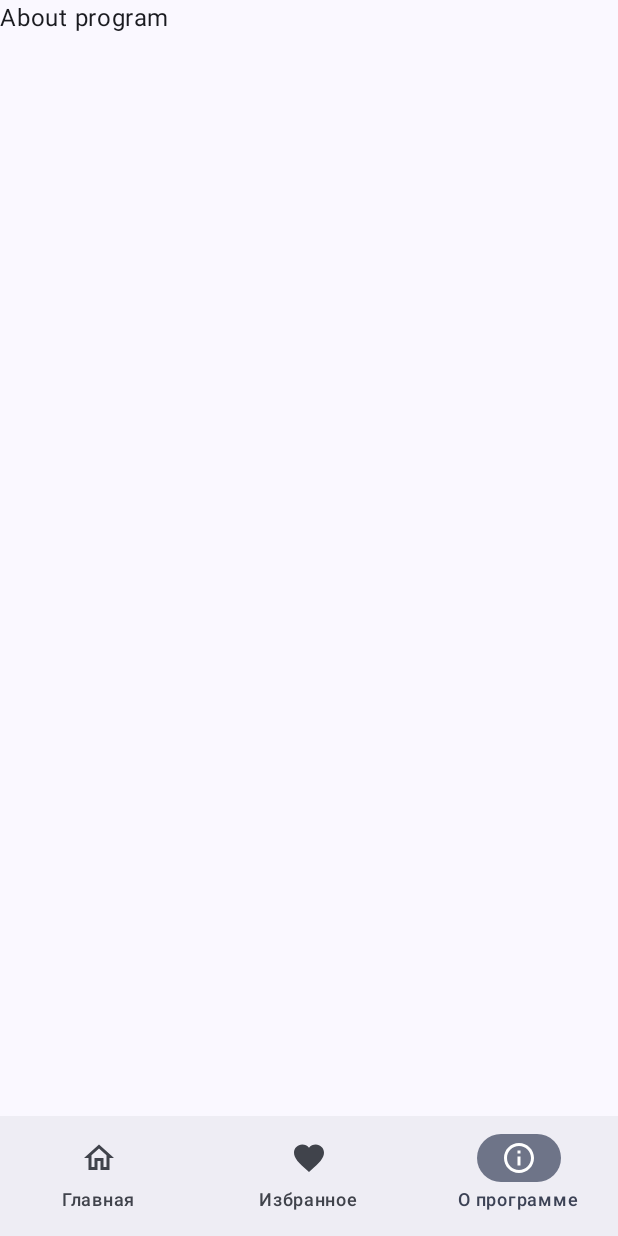
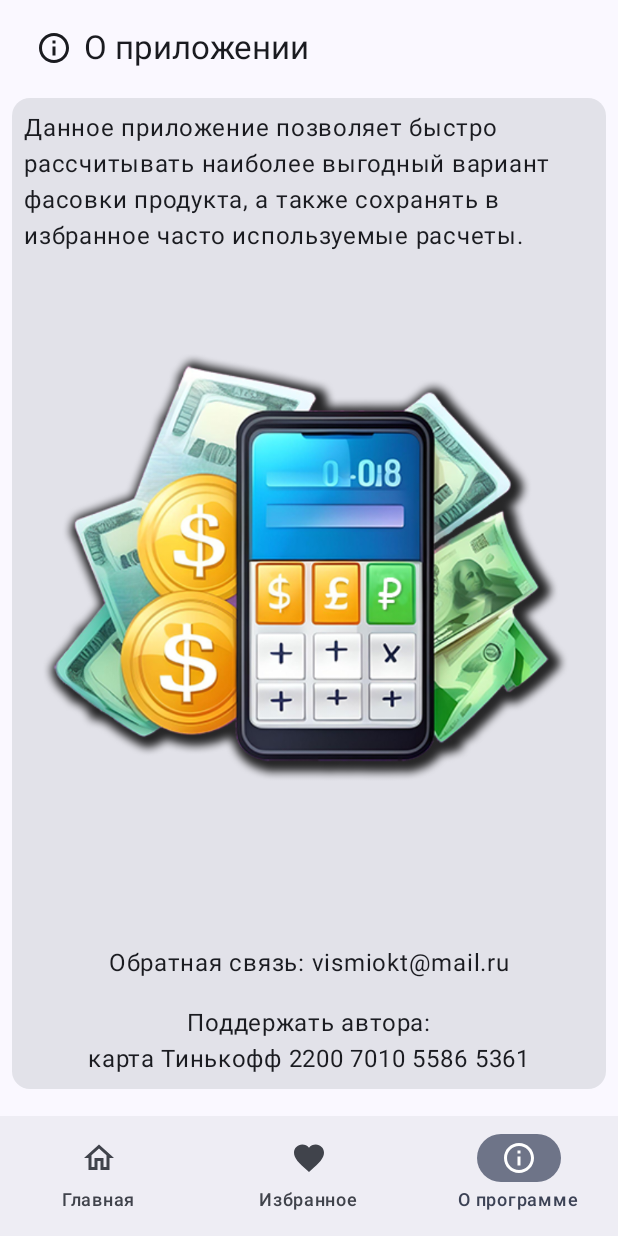
Before and after one commit to VismiOkt/benefit_calculator, an Android app built with Jetpack Compose: the about_screen screen opened through its navigation route, on a phone screen of 412 x 824 dp. Run offline under Robolectric (Android 15) with nearby library versions, the light colour scheme and no system bars; our stand-ins replace livedata-compose.

Commit message:
Добавлен экран "О приложении"

```diff
--- a/app/src/main/java/com/example/benefitalculator/CalculatedDataEditViewModel.kt
+++ b/app/src/main/java/com/example/benefitalculator/CalculatedDataEditViewModel.kt
@@ -53,7 +53,7 @@ class CalculatedDataEditViewModel(
         val newCD = cD.apply {
             replaceAll {
                 if (it.id == calcD.id) {
-                    var resultPrice: Double = 0.0
+                    var resultPrice = 0.0
                     if (fieldValid) {
                         resultPrice = (((price * 1.0) / weight) * 100).roundToInt() / 100.0
                     }
--- /dev/null
+++ b/app/src/main/java/com/example/benefitalculator/ui/theme/AboutProgramScreen.kt
@@ -0,0 +1,83 @@
+package com.example.benefitalculator.ui.theme
+
+import androidx.compose.foundation.Image
+import androidx.compose.foundation.layout.Arrangement
+import androidx.compose.foundation.layout.Column
+import androidx.compose.foundation.layout.Spacer
+import androidx.compose.foundation.layout.fillMaxSize
+import androidx.compose.foundation.layout.fillMaxWidth
+import androidx.compose.foundation.layout.height
+import androidx.compose.foundation.layout.padding
+import androidx.compose.foundation.layout.width
+import androidx.compose.material.icons.Icons
+import androidx.compose.material.icons.outlined.FavoriteBorder
+import androidx.compose.material.icons.outlined.Info
+import androidx.compose.material3.Card
+import androidx.compose.material3.ExperimentalMaterial3Api
+import androidx.compose.material3.Icon
+import androidx.compose.material3.Text
+import androidx.compose.material3.TopAppBar
+import androidx.compose.runtime.Composable
+import androidx.compose.ui.Alignment
+import androidx.compose.ui.Modifier
+import androidx.compose.ui.res.painterResource
+import androidx.compose.ui.res.stringResource
+import androidx.compose.ui.unit.dp
+import com.example.benefitalculator.R
+
+@OptIn(ExperimentalMaterial3Api::class)
+@Composable
+fun AboutProgramScreen() {
+    Card (modifier = Modifier
+        .fillMaxSize()
+        .padding(top = 65.dp, start = 8.dp, end = 8.dp, bottom = 98.dp)) {
+        Column (modifier = Modifier
+            .fillMaxWidth()
+            .padding(8.dp).weight(1f),
+            horizontalAlignment = Alignment.CenterHorizontally) {
+            Text(text = stringResource(R.string.about_program_screen_description))
+            Spacer(modifier = Modifier.height(16.dp))
+            Image(
+                painter = painterResource(R.drawable.ben_calc_512),
+                contentDescription = "",
+                alignment = Alignment.TopCenter)
+
+
+        }
+        Column (modifier = Modifier
+            .fillMaxWidth()
+            .padding(8.dp),
+            horizontalAlignment = Alignment.CenterHorizontally,
+            verticalArrangement = Arrangement.Bottom
+            ){
+            Text(text = stringResource(R.string.about_program_screen_feedback))
+            Spacer(modifier = Modifier.height(16.dp))
+            Text(text = stringResource(R.string.about_program_screen_author))
+            Text(text = stringResource(R.string.about_program_screen_author2))
+        }
+
+    }
+    TopAppBar(title = {
+        TopAppBarAboutProgram()
+    })
+
+
+}
+
+@OptIn(ExperimentalMaterial3Api::class)
+@Composable
+fun TopAppBarAboutProgram(
+) {
+    TopAppBar(
+        title = {
+            Text(text = stringResource(R.string.about_program_screen_title))
+        },
+        navigationIcon = {
+            Icon(
+                Icons.Outlined.Info,
+                contentDescription = "",
+                modifier = Modifier.width(32.dp)
+            )
+        }
+    )
+}
--- a/app/src/main/java/com/example/benefitalculator/ui/theme/HomeScreen.kt
+++ b/app/src/main/java/com/example/benefitalculator/ui/theme/HomeScreen.kt
@@ -101,7 +101,8 @@ fun HomeScreen(
                 )
             },
             aboutScreenContent = {
-                Text(text = "About program")
+                AboutProgramScreen()
+
             }
         )
     }
--- a/app/src/main/res/values/strings.xml
+++ b/app/src/main/res/values/strings.xml
@@ -17,6 +17,11 @@
     <string name="dialog_save_product_name">Имя</string>
     <string name="dialog_save_product_note">Примечание</string>
     <string name="dialog_edit_product_title_save">Сохранить изменения?</string>
+    <string name="about_program_screen_title">О приложении</string>
+    <string name="about_program_screen_description">Данное приложение позволяет быстро рассчитывать наиболее выгодный вариант фасовки продукта, а также сохранять в избранное часто используемые расчеты.</string>
+    <string name="about_program_screen_feedback">Обратная связь: vismiokt@mail.ru</string>
+    <string name="about_program_screen_author">Поддержать автора: </string>
+    <string name="about_program_screen_author2">    карта "Тинькофф" 2200 7010 5586 5361</string>
 
 
 </resources>
```
Also changed, not shown: app/src/main/res/drawable-mdpi/ben_calc_512.png (added).
